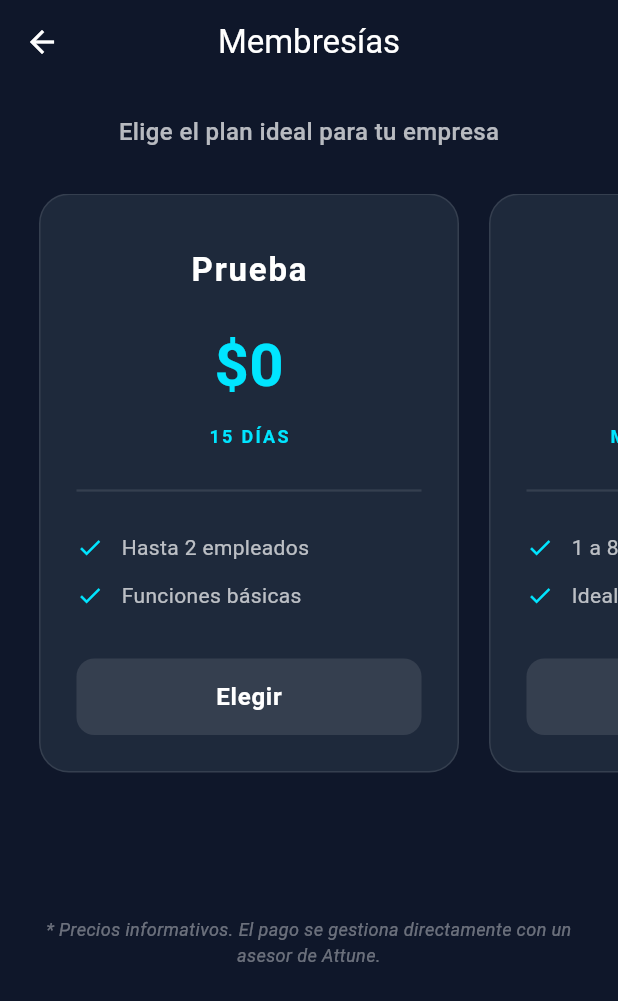
After one commit to CodeMakeSoft/Attune, a Flutter app: the MembershipsScreen screen opened directly, on a phone screen of 412 x 824 dp. The commit adds this screen. Shown: the top 1001 px of the screen. Run offline on Flutter 3.47's test engine with Material 3 defaults, Android fonts, the phone set to English and light mode, and no system bars; our stand-ins replace cloud_firestore, firebase_auth, firebase_core, flutter_svg, font_awesome_flutter, google_sign_in; missing offline and left inert: flutter_facebook_auth; accounts and stored records are empty.

Commit message:
feat: modulos de soporte y membresias agregados (faltan funciones

```diff
--- /dev/null
+++ b/lib/features/12_memberships/presentation/screens/memberships_screen.dart
@@ -0,0 +1,203 @@
+import 'package:flutter/material.dart';
+
+class MembershipsScreen extends StatelessWidget {
+  const MembershipsScreen({super.key});
+
+  @override
+  Widget build(BuildContext context) {
+    return Scaffold(
+      backgroundColor: const Color(0xFF0F172A), // Fondo oscuro profundo
+      appBar: AppBar(
+        title: const Text('Membresías', style: TextStyle(color: Colors.white)),
+        backgroundColor: Colors.transparent,
+        elevation: 0,
+        iconTheme: const IconThemeData(color: Colors.white),
+      ),
+      body: SingleChildScrollView(
+        padding: const EdgeInsets.symmetric(vertical: 20),
+        child: Column(
+          children: [
+            const Padding(
+              padding: EdgeInsets.symmetric(horizontal: 24),
+              child: Text(
+                'Elige el plan ideal para tu empresa',
+                style: TextStyle(
+                  color: Colors.white70,
+                  fontSize: 16,
+                  fontWeight: FontWeight.w500,
+                ),
+              ),
+            ),
+            const SizedBox(height: 30),
+            SingleChildScrollView(
+              scrollDirection: Axis.horizontal,
+              padding: const EdgeInsets.symmetric(horizontal: 16),
+              child: Row(
+                crossAxisAlignment: CrossAxisAlignment.start,
+                children: [
+                  _buildPlanCard(
+                    title: 'Prueba',
+                    price: '\$0',
+                    subtitle: '15 DÍAS',
+                    features: ['Hasta 2 empleados', 'Funciones básicas'],
+                  ),
+                  _buildPlanCard(
+                    title: 'Bronce',
+                    price: '\$99',
+                    unit: '/mes',
+                    subtitle: 'MICROEMPRESAS',
+                    features: ['1 a 8 empleados', 'Ideal para iniciar'],
+                  ),
+                  _buildPlanCard(
+                    title: 'Plata',
+                    price: '\$129',
+                    unit: '/mes',
+                    subtitle: 'PYMES',
+                    isPopular: true,
+                    features: ['1 a 50 empleados', 'Módulo de Evaluaciones'],
+                  ),
+                  _buildPlanCard(
+                    title: 'Oro',
+                    price: '\$299',
+                    unit: '/mes',
+                    subtitle: 'CORPORATIVO',
+                    features: ['+250 empleados', 'Gestión Avanzada', 'Departamentos'],
+                  ),
+                ],
+              ),
+            ),
+            const SizedBox(height: 40),
+            const Padding(
+              padding: EdgeInsets.all(24.0),
+              child: Text(
+                '* Precios informativos. El pago se gestiona directamente con un asesor de Attune.',
+                style: TextStyle(color: Colors.white38, fontSize: 12, fontStyle: FontStyle.italic),
+                textAlign: TextAlign.center,
+              ),
+            ),
+          ],
+        ),
+      ),
+    );
+  }
+
+  Widget _buildPlanCard({
+    required String title,
+    required String price,
+    String? unit,
+    required String subtitle,
+    required List<String> features,
+    bool isPopular = false,
+  }) {
+    return Container(
+      width: 280,
+      margin: const EdgeInsets.symmetric(horizontal: 10),
+      padding: const EdgeInsets.all(24),
+      decoration: BoxDecoration(
+        color: const Color(0xFF1E293B), // Card background
+        borderRadius: BorderRadius.circular(20),
+        border: isPopular
+          ? Border.all(color: const Color(0xFF00E5FF), width: 2)
+          : Border.all(color: Colors.white10),
+        boxShadow: [
+          if (isPopular)
+            BoxShadow(
+              color: const Color(0xFF00E5FF).withOpacity(0.1),
+              blurRadius: 20,
+              spreadRadius: 2,
+            ),
+        ],
+      ),
+      child: Column(
+        mainAxisSize: MainAxisSize.min,
+        children: [
+          if (isPopular)
+            Container(
+              padding: const EdgeInsets.symmetric(horizontal: 12, vertical: 4),
+              decoration: BoxDecoration(
+                color: const Color(0xFF00E5FF),
+                borderRadius: BorderRadius.circular(10),
+              ),
+              child: const Text(
+                'MÁS POPULAR',
+                style: TextStyle(color: Color(0xFF0F172A), fontWeight: FontWeight.bold, fontSize: 10),
+              ),
+            ),
+          const SizedBox(height: 10),
+          Text(
+            title,
+            style: const TextStyle(
+              color: Colors.white,
+              fontSize: 22,
+              fontWeight: FontWeight.bold,
+              letterSpacing: 1.2,
+            ),
+          ),
+          const SizedBox(height: 20),
+          Row(
+            mainAxisAlignment: MainAxisAlignment.center,
+            crossAxisAlignment: CrossAxisAlignment.end,
+            children: [
+              Text(
+                price,
+                style: const TextStyle(
+                  color: Color(0xFF00E5FF),
+                  fontSize: 40,
+                  fontWeight: FontWeight.bold,
+                ),
+              ),
+              if (unit != null)
+                Padding(
+                  padding: const EdgeInsets.only(bottom: 8.0, left: 2),
+                  child: Text(
+                    unit,
+                    style: const TextStyle(color: Colors.white54, fontSize: 16),
+                  ),
+                ),
+            ],
+          ),
+          const SizedBox(height: 10),
+          Text(
+            subtitle,
+            style: const TextStyle(
+              color: Color(0xFF00E5FF),
+              fontSize: 12,
+              fontWeight: FontWeight.bold,
+              letterSpacing: 1.5,
+            ),
+          ),
+          const SizedBox(height: 20),
+          const Divider(color: Colors.white10, thickness: 1.5),
+          const SizedBox(height: 20),
+          ...features.map((f) => Padding(
+            padding: const EdgeInsets.only(bottom: 12),
+            child: Row(
+              children: [
+                const Icon(Icons.check, color: Color(0xFF00E5FF), size: 18),
+                const SizedBox(width: 12),
+                Expanded(
+                  child: Text(
+                    f,
+                    style: const TextStyle(color: Colors.white70, fontSize: 14),
+                  ),
+                ),
+              ],
+            ),
+          )).toList(),
+          const SizedBox(height: 20),
+          ElevatedButton(
+            onPressed: () {},
+            style: ElevatedButton.styleFrom(
+              backgroundColor: isPopular ? const Color(0xFF00E5FF) : Colors.white10,
+              foregroundColor: isPopular ? const Color(0xFF0F172A) : Colors.white,
+              shape: RoundedRectangleBorder(borderRadius: BorderRadius.circular(12)),
+              minimumSize: const Size(double.infinity, 45),
+              elevation: 0,
+            ),
+            child: Text(title == 'Prueba' ? 'Elegir' : 'Consultar'),
+          ),
+        ],
+      ),
+    );
+  }
+}
--- a/lib/features/3_dashboard/presentation/views/admin_dashboard_view.dart
+++ b/lib/features/3_dashboard/presentation/views/admin_dashboard_view.dart
@@ -10,6 +10,7 @@ import 'package:attune/features/6_permissions/presentation/screens/leave_request
 import 'package:attune/features/7_events/presentation/screens/events_screen.dart';
 
 import 'package:attune/core/widgets/generic_placeholder_screen.dart';
+import 'package:attune/features/13_support/presentation/screens/support_screen.dart';
 
 class AdminDashboardView extends StatelessWidget {
   final User currentUser;
@@ -95,7 +96,7 @@ class AdminDashboardView extends StatelessWidget {
           icon: FontAwesomeIcons.solidCircleQuestion,
           label: 'Soporte',
           onPressed: () {
-            Navigator.push(context, MaterialPageRoute(builder: (c) => const GenericPlaceholderScreen(title: 'Soporte', icon: FontAwesomeIcons.solidCircleQuestion)));
+            Navigator.push(context, MaterialPageRoute(builder: (c) => const SupportScreen()));
           },
         ),
       ],
--- a/lib/features/3_dashboard/presentation/views/super_admin_dashboard_view.dart
+++ b/lib/features/3_dashboard/presentation/views/super_admin_dashboard_view.dart
@@ -11,6 +11,8 @@ import 'package:attune/features/6_permissions/presentation/screens/leave_request
 import 'package:attune/features/7_events/presentation/screens/events_screen.dart';
 
 import 'package:attune/core/widgets/generic_placeholder_screen.dart';
+import 'package:attune/features/12_memberships/presentation/screens/memberships_screen.dart';
+import 'package:attune/features/13_support/presentation/screens/support_screen.dart';
 
 class SuperAdminDashboardView extends StatelessWidget {
   final User currentUser;
@@ -82,7 +84,7 @@ class SuperAdminDashboardView extends StatelessWidget {
           icon: FontAwesomeIcons.solidGem, // Membresía
           label: 'Membresía',
           onPressed: () {
-            Navigator.push(context, MaterialPageRoute(builder: (c) => const GenericPlaceholderScreen(title: 'Membresía', icon: FontAwesomeIcons.solidGem)));
+            Navigator.push(context, MaterialPageRoute(builder: (c) => const MembershipsScreen()));
           },
         ),
         DashboardGridButton(
@@ -113,7 +115,7 @@ class SuperAdminDashboardView extends StatelessWidget {
           icon: FontAwesomeIcons.solidCircleQuestion,
           label: 'Soporte',
           onPressed: () {
-             Navigator.push(context, MaterialPageRoute(builder: (c) => const GenericPlaceholderScreen(title: 'Soporte', icon: FontAwesomeIcons.solidCircleQuestion)));
+             Navigator.push(context, MaterialPageRoute(builder: (c) => const SupportScreen()));
           },
         ),
       ],
--- a/lib/features/3_dashboard/presentation/views/user_dashboard_view.dart
+++ b/lib/features/3_dashboard/presentation/views/user_dashboard_view.dart
@@ -11,6 +11,7 @@ import 'package:attune/features/6_permissions/presentation/screens/leave_request
 import 'package:attune/features/7_events/presentation/screens/events_screen.dart';
 
 import 'package:attune/core/widgets/generic_placeholder_screen.dart';
+import 'package:attune/features/13_support/presentation/screens/support_screen.dart';
 
 class UserDashboardView extends StatelessWidget {
   final User currentUser;
@@ -87,7 +88,7 @@ class UserDashboardView extends StatelessWidget {
           icon: FontAwesomeIcons.solidCircleQuestion,
           label: 'Soporte',
           onPressed: () {
-             Navigator.push(context, MaterialPageRoute(builder: (c) => const GenericPlaceholderScreen(title: 'Soporte', icon: FontAwesomeIcons.solidCircleQuestion)));
+             Navigator.push(context, MaterialPageRoute(builder: (c) => const SupportScreen()));
           },
         ),
       ],
```
Also changed, not shown: lib/features/13_support/presentation/screens/support_screen.dart (added, +154 -0 lines).
